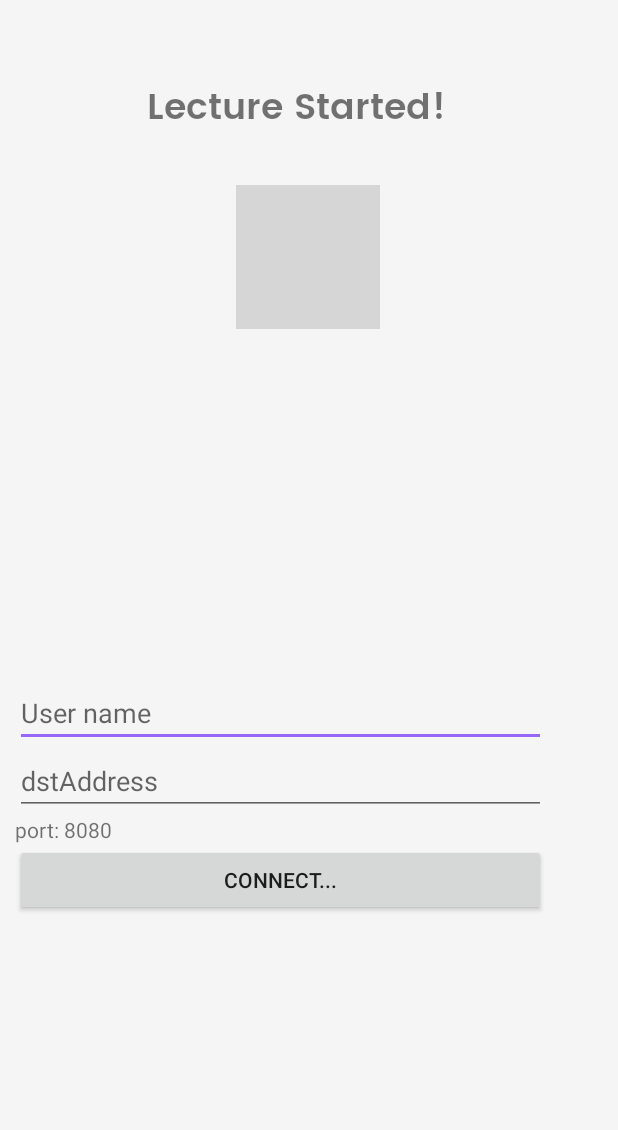
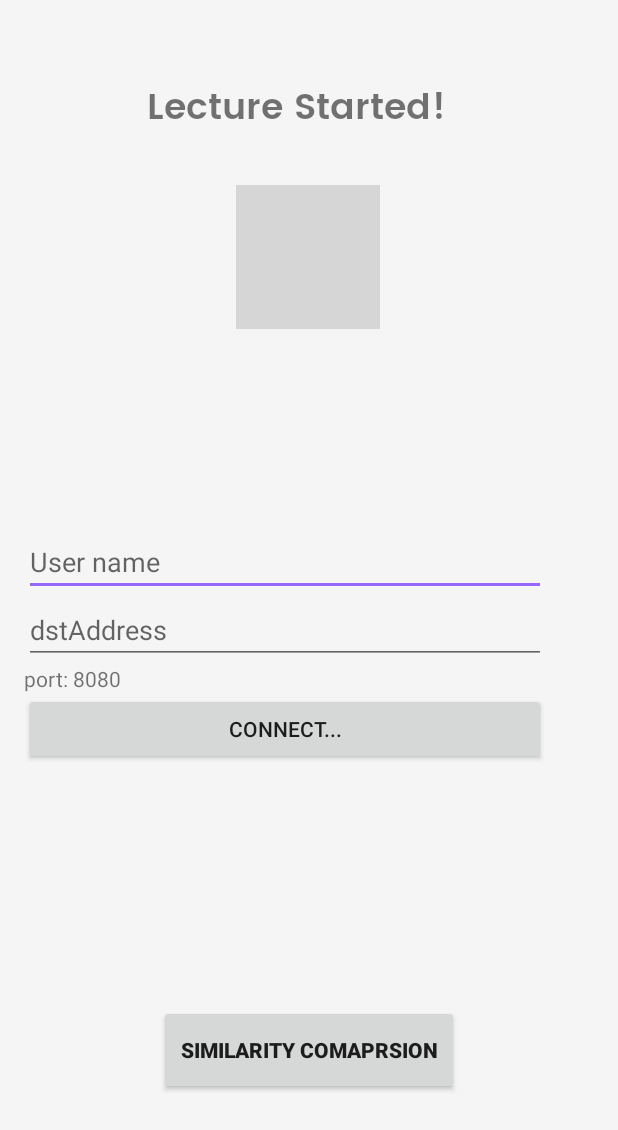
Before and after one commit to Syed-jarrar-haider-kazmi/SmartClassroom, an Android app: the attend_lecture screen opened directly, with no data from a screen before it, on a phone screen of 412 x 824 dp. Shown: the top 1130 px of the screen. Run offline under Robolectric (Android 15) with nearby library versions, the light colour scheme and no system bars; Roboto replaces fonts that are not available here; grey boxes are pictures that could not be loaded.

Commit message:
Project agains

```diff
--- a/app/src/main/java/com/example/lecturefocused/attend_lecture.java
+++ b/app/src/main/java/com/example/lecturefocused/attend_lecture.java
@@ -2,7 +2,9 @@ package com.example.lecturefocused;
 
 import androidx.appcompat.app.AppCompatActivity;
 
+import android.content.ComponentName;
 import android.content.Intent;
+import android.content.pm.PackageManager;
 import android.os.Bundle;
 import android.util.Log;
 import android.view.View;
@@ -29,7 +31,7 @@ public class attend_lecture extends AppCompatActivity {
 
     EditText editTextSay;
     Button buttonSend;
-    Button buttonDisconnect;
+    Button buttonDisconnect, openOther;
     String Seat;
     String msgLog = "";
 
@@ -52,11 +54,30 @@ public class attend_lecture extends AppCompatActivity {
 
         buttonConnect.setOnClickListener(buttonConnectOnClickListener);
         buttonDisconnect.setOnClickListener(buttonDisconnectOnClickListener);
+        openOther=(Button)findViewById(R.id.openSimilarity);
 
         editTextSay = (EditText)findViewById(R.id.say);
         buttonSend = (Button)findViewById(R.id.send);
 
         buttonSend.setOnClickListener(buttonSendOnClickListener);
+        openOther.setOnClickListener(new View.OnClickListener() {
+                                         @Override
+                                         public void onClick(View view) {
+                                             Intent i;
+                                             PackageManager manager = getPackageManager();
+                                             try {
+                                                 i = ((PackageManager) manager).getLaunchIntentForPackage("com.huawei.mlkit.example");
+                                                 if (i == null)
+                                                     throw new PackageManager.NameNotFoundException();
+                                                 i.addCategory(Intent.CATEGORY_LAUNCHER);
+                                                 startActivity(i);
+                                             } catch (PackageManager.NameNotFoundException e) {
+
+                                             }
+                                         }
+
+
+        });
 
 
 
@@ -258,6 +279,9 @@ public class attend_lecture extends AppCompatActivity {
         private void disconnect(){
             goOut = true;
         }
+
+
     }
 
+
 }
--- a/app/src/main/res/layout/activity_attend_lecture.xml
+++ b/app/src/main/res/layout/activity_attend_lecture.xml
@@ -39,16 +39,17 @@
 
     <LinearLayout
         android:id="@+id/loginpanel"
-        android:layout_width="354dp"
-        android:layout_height="219dp"
-        android:layout_marginStart="10dp"
+        android:layout_width="348dp"
+        android:layout_height="224dp"
         android:layout_marginBottom="12dp"
         android:orientation="vertical"
         android:visibility="visible"
         app:layout_constraintBottom_toBottomOf="parent"
+        app:layout_constraintEnd_toEndOf="parent"
+        app:layout_constraintHorizontal_bias="0.253"
         app:layout_constraintStart_toStartOf="parent"
         app:layout_constraintTop_toBottomOf="@+id/button"
-        app:layout_constraintVertical_bias="0.625">
+        app:layout_constraintVertical_bias="0.36">
 
         <EditText
             android:id="@+id/username"
@@ -131,4 +132,17 @@
         app:layout_constraintStart_toStartOf="parent"
         app:layout_constraintTop_toBottomOf="@+id/gifImageView2" />
 
+    <Button
+        android:id="@+id/openSimilarity"
+        android:layout_width="200dp"
+        android:layout_height="60dp"
+        android:text="Similarity Comaprsion"
+        android:textStyle="bold"
+        app:layout_constraintBottom_toBottomOf="parent"
+        app:layout_constraintEnd_toEndOf="parent"
+        app:layout_constraintStart_toStartOf="parent"
+        app:layout_constraintTop_toBottomOf="@+id/loginpanel" />
+
+
+
 </androidx.constraintlayout.widget.ConstraintLayout>
--- a/app/src/main/res/layout/activity_result_stat.xml
+++ b/app/src/main/res/layout/activity_result_stat.xml
@@ -29,7 +29,7 @@
         app:layout_constraintTop_toBottomOf="@+id/textView23">
 
         <androidx.constraintlayout.widget.ConstraintLayout
-            android:layout_width="match_parent"
+            android:layout_width="349dp"
             android:layout_height="match_parent">
 
             <ImageView
```
